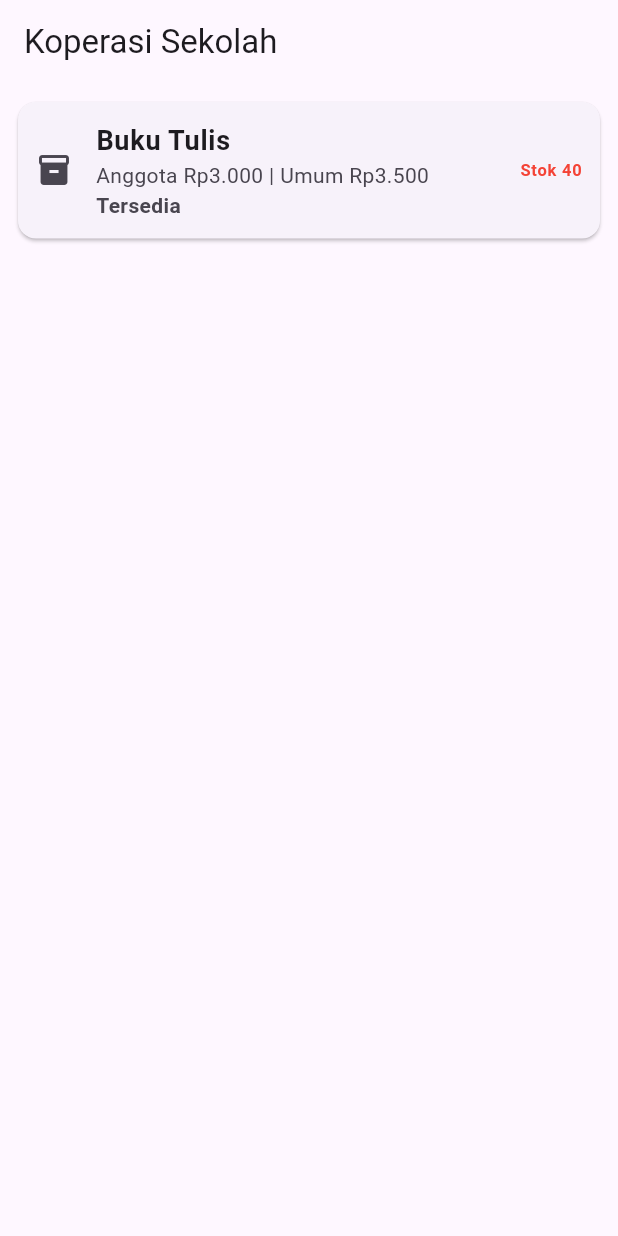
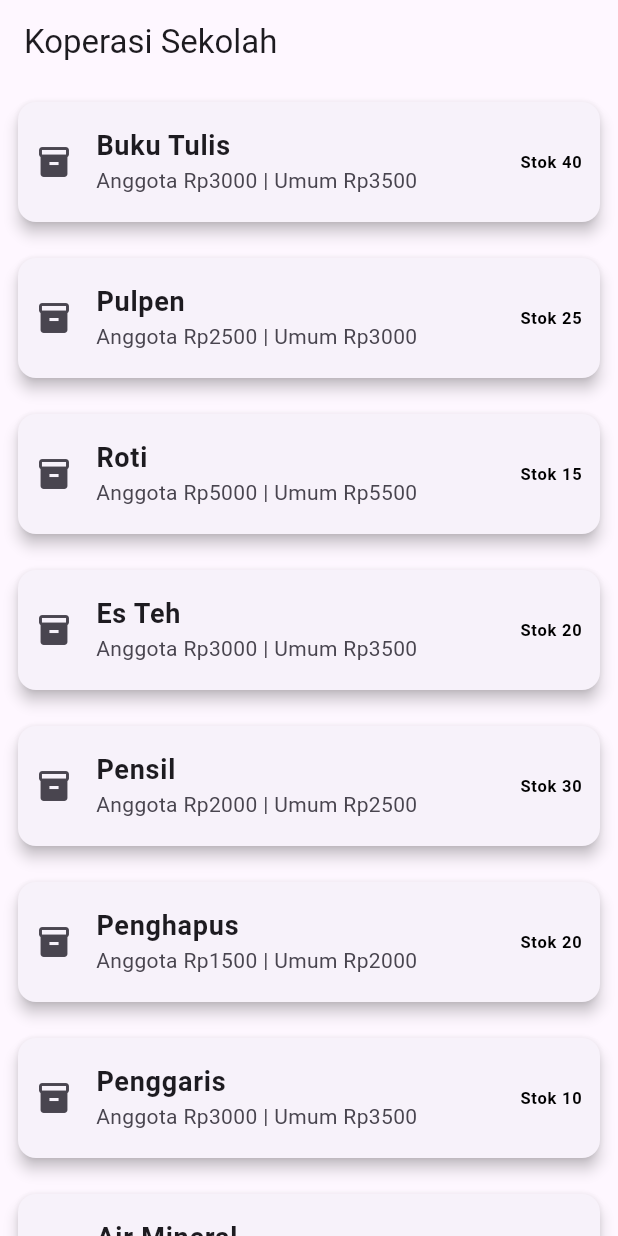
Before and after one commit to agisrpl1-maker/kopsis_ui, a Flutter app: the screen it shows after launch, on a phone screen of 412 x 824 dp. Run offline on Flutter 3.47's test engine with Material 3 defaults, Android fonts, the phone set to English and light mode, and no system bars.

Commit message:
LKM-4 daftar barang

```diff
--- a/lib/main.dart
+++ b/lib/main.dart
@@ -4,52 +4,92 @@ void main() => runApp(MyApp());
 
 class MyApp extends StatelessWidget {
   MyApp({super.key});
+
   // Variabel stok
   int stok = 40;
+  int stokRoti = 20;
+  int stokEsTeh = 15;
+
+  String kategori = 'ATK';
+  String kategoriRoti = 'Makanan';
+  String kategoriEsTeh = 'Minuman';
+
+  IconData pilihIkon(String kategori) {
+    if (kategori == 'ATK') {
+      return Icons.edit;
+    } else if (kategori == 'Makanan') {
+      return Icons.fastfood;
+    } else if (kategori == 'Minuman') {
+      return Icons.local_drink;
+    } else {
+      return Icons.inventory_2;
+    }
+  }
 
   @override
+
+  final List<Map<String, dynamic>> daftarBarang = [
+  {'nama': 'Buku Tulis', 'anggota': 3000, 'umum': 3500, 'stok': 40},
+  {'nama': 'Pulpen', 'anggota': 2500, 'umum': 3000, 'stok': 25},
+  {'nama': 'Roti', 'anggota': 5000, 'umum': 5500, 'stok': 15},
+  {'nama': 'Es Teh', 'anggota': 3000, 'umum': 3500, 'stok': 20},
+  {'nama': 'Pensil', 'anggota': 2000, 'umum': 2500, 'stok': 30},
+  {'nama': 'Penghapus', 'anggota': 1500, 'umum': 2000, 'stok': 20},
+{'nama': 'Penggaris', 'anggota': 3000, 'umum': 3500, 'stok': 10},
+  {'nama': 'Air Mineral', 'anggota': 2500, 'umum': 3000, 'stok': 25},
+  {'nama': 'Keripik', 'anggota': 4000, 'umum': 4500, 'stok': 18},
+  {'nama': 'Spidol', 'anggota': 5000, 'umum': 6000, 'stok': 12},
+];
+
   Widget build(BuildContext context) {
     return MaterialApp(
       home: Scaffold(
         appBar: AppBar(
           title: const Text('Koperasi Sekolah'),
         ),
-        body: Card(
+
+        // =========================
+        // BODY DIGANTI DENGAN
+        // LISTVIEW.BUILDER
+        // =========================
+
+        body: ListView.builder(
+          itemCount: daftarBarang.length,
+          itemBuilder: (context, index) {
+            final barang = daftarBarang[index];
+
+            return Card(
               margin: const EdgeInsets.all(12),
+              elevation: 4,
               child: ListTile(
                 contentPadding: const EdgeInsets.symmetric(
                   horizontal: 12,
                   vertical: 4,
                 ),
                 leading: const Icon(Icons.inventory_2),
-            title: const Text(
-              'Buku Tulis',
-              style: TextStyle(
+                title: Text(
+                  barang['nama'],
+                  style: const TextStyle(
                     fontSize: 18,
                     fontWeight: FontWeight.bold,
                   ),
                 ),
-            subtitle: const Column(
-              crossAxisAlignment: CrossAxisAlignment.start,
-              mainAxisSize: MainAxisSize.min,
-              children: [
-                Text('Anggota Rp3.000 | Umum Rp3.500'),
-                Text(
-                  'Tersedia',
-                  style: TextStyle(
-                    fontWeight: FontWeight.bold,
-                  ),
-                ),
-              ],
+                subtitle: Text(
+                  'Anggota Rp${barang['anggota']} | '
+                  'Umum Rp${barang['umum']}',
                 ),
                 trailing: Text(
-              'Stok ' + stok.toString(),
+                  'Stok ${barang['stok']}',
                   style: TextStyle(
-                color: stok == 40 ? Colors.red : Colors.black,
+                    color: barang['stok'] == 0
+                        ? Colors.red
+                        : Colors.black,
                     fontWeight: FontWeight.bold,
                   ),
                 ),
               ),
+            );
+          },
         ),
       ),
     );
```
Lines whose indentation alone changed are shown as unchanged.
